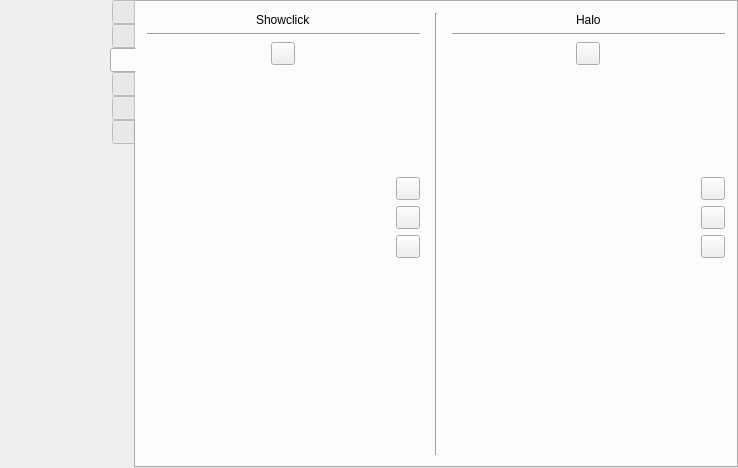
Old version of the form src/formMainWindow.ui in the repository vkohaupt/vokoscreenNG.
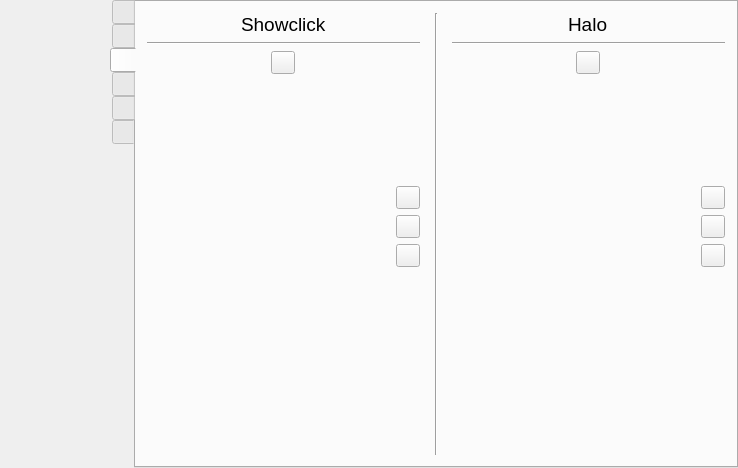
New version of the form. The open tabs and pages were chosen to show the change. Icons and pictures are not drawn.

Commit message: global shortcut

```diff
--- a/src/formMainWindow.ui
+++ b/src/formMainWindow.ui
@@ -3323,6 +3323,11 @@
           </item>
           <item row="0" column="5" colspan="4" alignment="Qt::AlignHCenter">
            <widget class="QLabel" name="label_34">
+            <property name="font">
+             <font>
+              <pointsize>14</pointsize>
+             </font>
+            </property>
             <property name="text">
              <string notr="true">Halo</string>
             </property>
@@ -3475,6 +3480,11 @@
           </item>
           <item row="0" column="0" colspan="4" alignment="Qt::AlignHCenter">
            <widget class="QLabel" name="label_33">
+            <property name="font">
+             <font>
+              <pointsize>14</pointsize>
+             </font>
+            </property>
             <property name="text">
              <string notr="true">Showclick</string>
             </property>
```
Left out of the diff: 22 changed lines with no effect on the pictures.
